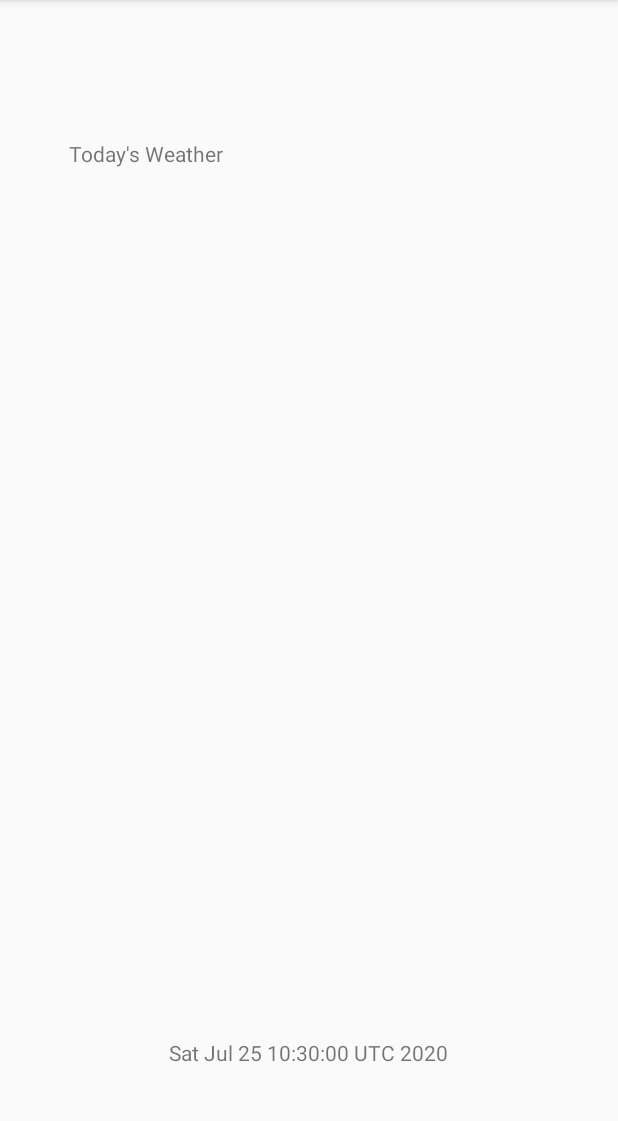
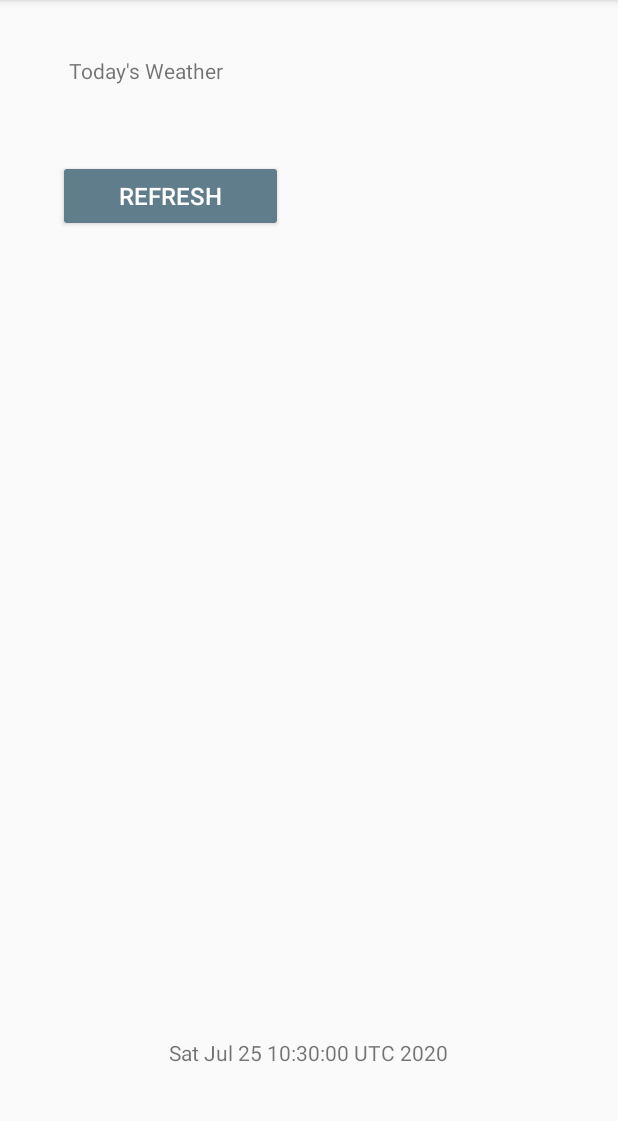
Before and after one commit to doneill/kotlin-multiplatform-template, an Android app: the screen it shows after launch (MainActivity), on a phone screen of 412 x 824 dp, the part 84-1205 px from its top. Run offline under Robolectric (Android 15) with nearby library versions, the phone set to English and light mode, and no system bars; libraries missing offline, so code that uses them is left out: com.squareup.sqldelight; 4 statements that could not run were skipped.

Commit message:
add android refresh button

```diff
--- a/app/src/main/java/com/jdoneill/ktmultiplatform/ui/MainActivity.kt
+++ b/app/src/main/java/com/jdoneill/ktmultiplatform/ui/MainActivity.kt
@@ -12,6 +12,7 @@ import com.jdoneill.ktmultiplatform.R
 import com.jdoneill.common.getDate
 import com.jdoneill.db.KmpModelQueries
 import com.jdoneill.model.WeatherResponse
+import kotlinx.android.synthetic.main.activity_main.*
 
 import kotlinx.coroutines.CoroutineScope
 import kotlinx.coroutines.Dispatchers.Main
@@ -44,7 +45,11 @@ class MainActivity : AppCompatActivity(), CoroutineScope {
 
         getWeather()
 
-        findViewById<TextView>(R.id.date_view).text = getDate()
+        refreshButton.setOnClickListener {
+            getWeather()
+        }
+
+        dateView.text = getDate()
     }
 
     private fun getWeather() {
--- a/app/src/main/res/layout/activity_main.xml
+++ b/app/src/main/res/layout/activity_main.xml
@@ -10,19 +10,34 @@
             android:id="@+id/weather_view"
             android:layout_width="wrap_content"
             android:layout_height="wrap_content"
-            android:text="Today's Weather"
+            android:text="@string/weather_placeholder"
             app:layout_constraintBottom_toBottomOf="parent"
             app:layout_constraintEnd_toEndOf="parent"
             app:layout_constraintHorizontal_bias="0.148"
             app:layout_constraintStart_toStartOf="parent"
             app:layout_constraintTop_toTopOf="parent"
-            app:layout_constraintVertical_bias="0.124" />
+            app:layout_constraintVertical_bias="0.05" />
+
+    <Button
+        android:id="@+id/refreshButton"
+        style="@style/JDO.Theme.Widget.Button"
+        android:layout_width="wrap_content"
+        android:layout_height="wrap_content"
+        android:layout_marginTop="@dimen/button_margin"
+        android:minHeight="@dimen/button_height"
+        android:minWidth="@dimen/button_width"
+        app:layout_constraintEnd_toEndOf="parent"
+        app:layout_constraintStart_toStartOf="parent"
+        app:layout_constraintTop_toBottomOf="@+id/weather_view"
+        app:layout_constraintBottom_toBottomOf="parent"
+        app:layout_constraintHorizontal_bias="0.148"
+        app:layout_constraintVertical_bias="0.05"/>
 
     <TextView
-            android:id="@+id/date_view"
+            android:id="@+id/dateView"
             android:layout_width="wrap_content"
             android:layout_height="wrap_content"
-            android:text="Todays Date"
+            android:text="@string/date_placeholder"
             app:layout_constraintBottom_toBottomOf="parent"
             app:layout_constraintHorizontal_bias="0.498"
             app:layout_constraintLeft_toLeftOf="parent"
--- /dev/null
+++ b/app/src/main/res/values/dimens.xml
@@ -0,0 +1,6 @@
+<?xml version="1.0" encoding="utf-8"?>
+<resources>
+    <dimen name="button_height">48dp</dimen>
+    <dimen name="button_margin">18dp</dimen>
+    <dimen name="button_width">150dp</dimen>
+</resources>
--- a/app/src/main/res/values/strings.xml
+++ b/app/src/main/res/values/strings.xml
@@ -1,4 +1,7 @@
 <resources>
     <string name="app_name">Multiplatform Playground</string>
+    <string name="date_placeholder">Today\'s Date</string>
+    <string name="refresh">Refresh</string>
+    <string name="weather_placeholder">Today\'s Weather</string>
     <string name="weather_text">%1$s \n Temp: %2$.1f%3$s \n Feels Like: %4$.1f%5$s \n High: %6$.1f%7$s \n Low: %8$.1f%9$s \n Pressure: %10$d \n Humidity: %11$d</string>
 </resources>
--- a/app/src/main/res/values/styles.xml
+++ b/app/src/main/res/values/styles.xml
@@ -8,4 +8,9 @@
         <item name="colorAccent">@color/accent</item>
     </style>
 
+    <style name="JDO.Theme.Widget.Button" parent="Widget.AppCompat.Button.Colored">
+        <item name="android:textSize">16sp</item>
+        <item name="android:text">@string/refresh</item>
+    </style>
+
 </resources>
```
